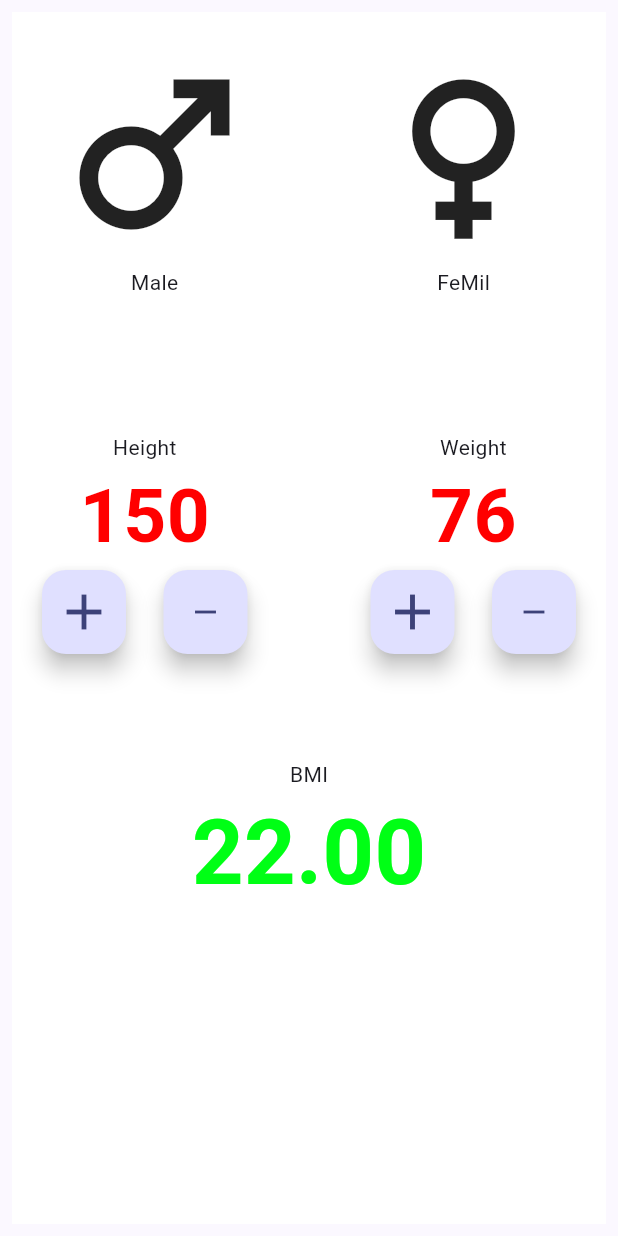
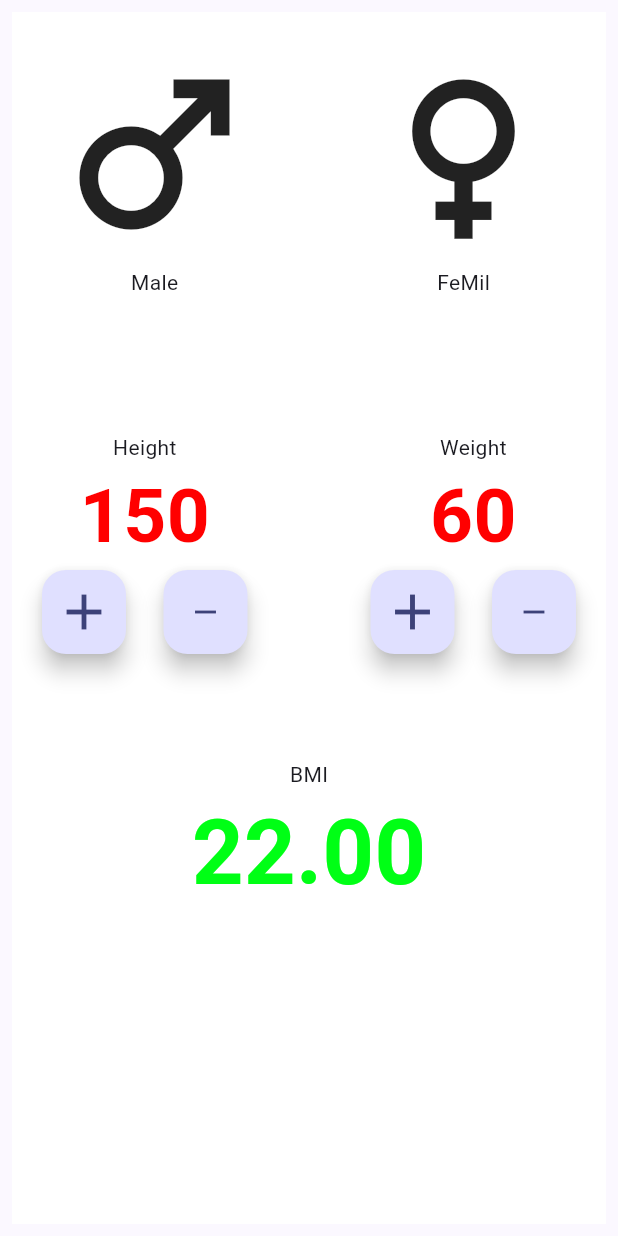
Before and after one commit to DonShanilka/BMI_Calculator_Flutter, a Flutter app: the screen it shows after launch, on a phone screen of 412 x 824 dp. Run offline on Flutter 3.47's test engine with Material 3 defaults, Android fonts, the phone set to English and light mode, and no system bars.

```diff
--- a/lib/main_page.dart
+++ b/lib/main_page.dart
@@ -101,14 +101,19 @@ class _MainPageState extends State<MainPage> {
                       child: Column(
                         children: [
                           const Text("Weight"),
-                          const Text(
-                            "76",
+                          Text(
+                            "$weight",
                             style: kLableStyle,
                           ),
                           Row(
                             children: [
                               FloatingActionButton(
-                                onPressed: (){},
+                                onPressed: (){
+                                  setState(() {
+                                    weight++;
+                                  });
+                                  print(weight);
+                                },
                                 child: const Icon(
                                   Icons.add,
                                   size: 40,
```
